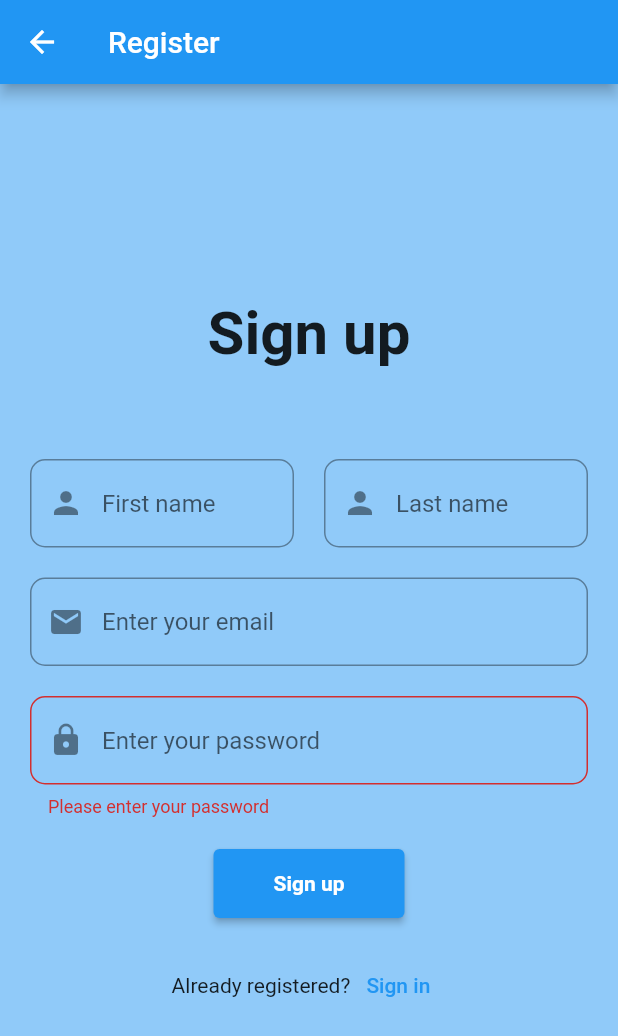
After one commit to chriszeymar/CHRISTIAN_ZEMA_MODULE_3, a Flutter app: the Register screen opened directly, after a tap on "Sign up", on a phone screen of 412 x 824 dp. The commit adds this screen. Shown: the top 1036 px of the screen. Run offline on Flutter 3.47's test engine with Material 2 defaults, Android fonts, the phone set to English and light mode, and no system bars; network calls fail.

Commit message:
https://gitlab.com/christian_zema/christian_zema_module_3.git

```diff
--- a/lib/Dashboard.dart
+++ b/lib/Dashboard.dart
@@ -1,6 +1,7 @@
 import 'package:flutter/cupertino.dart';
 import 'package:flutter/material.dart';
-import 'package:my_app_module3/Feature1&2.dart';
+import 'package:my_app_module3/Feature1.dart';
+import 'package:my_app_module3/Settings(Feature2).dart';
 import 'package:my_app_module3/editProfile.dart';
 
 class Dashboard extends StatelessWidget {
@@ -66,12 +67,12 @@ class Dashboard extends StatelessWidget {
                     minWidth: 150.0,
                     color: Theme.of(context).primaryColor,
                     textColor: Colors.white,
-                    child: new Text("About"),
+                    child: new Text("Register"),
                     onPressed: () => {
 
                     Navigator.push(context, MaterialPageRoute(builder: (context)
                     {
-                      return const About(title: 'About');
+                      return const Register(title: 'Register');
                     }))
 
 
--- /dev/null
+++ b/lib/Feature1.dart
@@ -0,0 +1,153 @@
+import 'package:flutter/material.dart';
+import 'package:my_app_module3/Dashboard.dart';
+
+class Register extends StatefulWidget {
+  const Register({Key? key, required this.title}) : super(key: key);
+  final String title;
+
+  @override
+  State<Register> createState() => _RegisterState();
+}
+
+class _RegisterState extends State<Register> {
+  final _formKey = GlobalKey<FormState>();
+  var rememberValue = false;
+
+  @override
+  Widget build(BuildContext context) {
+    return Scaffold(
+       appBar: AppBar(
+        title: Text("Register"),
+      ),
+      backgroundColor: Theme.of(context).colorScheme.background,
+      body: Container(
+        padding: const EdgeInsets.all(20),
+        child: Column(
+          mainAxisAlignment: MainAxisAlignment.center,
+          crossAxisAlignment: CrossAxisAlignment.center,
+          children: <Widget>[
+            const Text(
+              'Sign up',
+              style: TextStyle(
+                fontWeight: FontWeight.bold,
+                fontSize: 40,
+              ),
+            ),
+            const SizedBox(
+              height: 60,
+            ),
+            Form(
+              key: _formKey,
+              child: Column(
+                children: [
+                  Row(
+                    children: [
+                      Expanded(
+                        child: TextFormField(
+                          maxLines: 1,
+                          decoration: InputDecoration(
+                            hintText: 'First name',
+                            prefixIcon: const Icon(Icons.person),
+                            border: OutlineInputBorder(
+                              borderRadius: BorderRadius.circular(10),
+                            ),
+                          ),
+                        ),
+                      ),
+                      const SizedBox(
+                        width: 20,
+                      ),
+                      Expanded(
+                        child: TextFormField(
+                          maxLines: 1,
+                          decoration: InputDecoration(
+                            hintText: 'Last name',
+                            prefixIcon: const Icon(Icons.person),
+                            border: OutlineInputBorder(
+                              borderRadius: BorderRadius.circular(10),
+                            ),
+                          ),
+                        ),
+                      ),
+                    ],
+                  ),
+                  const SizedBox(
+                    height: 20,
+                  ),
+                  TextFormField(
+                    maxLines: 1,
+                    decoration: InputDecoration(
+                      hintText: 'Enter your email',
+                      prefixIcon: const Icon(Icons.email),
+                      border: OutlineInputBorder(
+                        borderRadius: BorderRadius.circular(10),
+                      ),
+                    ),
+                  ),
+                  const SizedBox(
+                    height: 20,
+                  ),
+                  TextFormField(
+                    validator: (value) {
+                      if (value == null || value.isEmpty) {
+                        return 'Please enter your password';
+                      }
+                      return null;
+                    },
+                    maxLines: 1,
+                    obscureText: true,
+                    decoration: InputDecoration(
+                      prefixIcon: const Icon(Icons.lock),
+                      hintText: 'Enter your password',
+                      border: OutlineInputBorder(
+                        borderRadius: BorderRadius.circular(10),
+                      ),
+                    ),
+                  ),
+                  const SizedBox(
+                    height: 20,
+                  ),
+                  ElevatedButton(
+                    onPressed: () {
+                      if (_formKey.currentState!.validate()) {}
+                    },
+                    style: ElevatedButton.styleFrom(
+                      padding: const EdgeInsets.fromLTRB(40, 15, 40, 15),
+                    ),
+                    child: const Text(
+                      'Sign up',
+                      style: TextStyle(
+                        fontWeight: FontWeight.bold,
+                      ),
+                    ),
+                  ),
+                  const SizedBox(
+                    height: 20,
+                  ),
+                  Row(
+                    mainAxisAlignment: MainAxisAlignment.center,
+                    children: [
+                      const Text('Already registered?'),
+                      TextButton(
+                        onPressed: () {
+                          Navigator.pushReplacement(
+                            context,
+                            MaterialPageRoute(
+                              builder: (context) =>
+                                  const Dashboard(title: 'Dashboard'),
+                            ),
+                          );
+                        },
+                        child: const Text('Sign in'),
+                      ),
+                    ],
+                  ),
+                ],
+              ),
+            )
+          ],
+        ),
+      ),
+    );
+  }
+}
--- a/lib/Feature1&2.dart
+++ b/lib/Settings(Feature2).dart
@@ -22,23 +22,3 @@ class Settings extends StatelessWidget {
     );
   }
 }
-class About extends StatelessWidget {
-  const About({Key? key, required this.title}) : super(key: key);
-  final String title;
-  @override
-  Widget build(BuildContext context) {
-    return Scaffold(
-      appBar: AppBar(
-        title: Text("About"),
-      ),
-      body: Center(
-        child: RaisedButton(
-          onPressed: () {
-            Navigator.pop(context);
-          },
-          child: Text('Dashboard'),
-        ),
-      ),
-    );
-  }
-}
--- a/lib/main.dart
+++ b/lib/main.dart
@@ -90,22 +90,14 @@ class _MyStatefulWidgetState extends State<MyStatefulWidget> {
                 child: ElevatedButton(
                   child: const Text('Login'),
                   onPressed: () {
+
+                    Navigator.push(context, MaterialPageRoute(builder: (context)
+                    {
+                      return const Dashboard(title: 'Dashboard');
+                    }));
+
                   },
                 )
-            ),
-            Row(
-              children: <Widget>[
-                const Text('Does not have account?'),
-                TextButton(
-                  child: const Text(
-                    'Sign in',
-                    style: TextStyle(fontSize: 20),
-                  ),
-                  onPressed: () {
-                  },
-                )
-              ],
-              mainAxisAlignment: MainAxisAlignment.center,
             ),
           ],
         ));
--- a/pubspec.yaml
+++ b/pubspec.yaml
@@ -34,6 +34,7 @@ dependencies:
   # The following adds the Cupertino Icons font to your application.
   # Use with the CupertinoIcons class for iOS style icons.
   cupertino_icons: ^1.0.2
+  settings_ui: ^2.0.2
 
 dev_dependencies:
   flutter_test:
```
Also changed, not shown: pubspec.lock, 1 other file.
